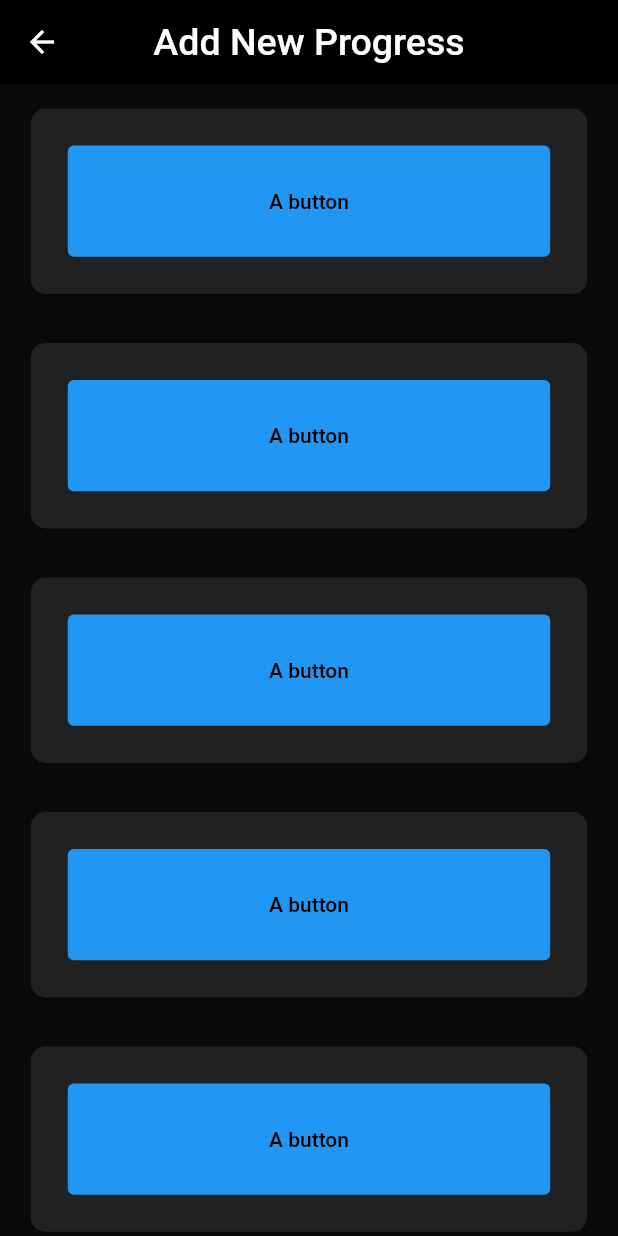
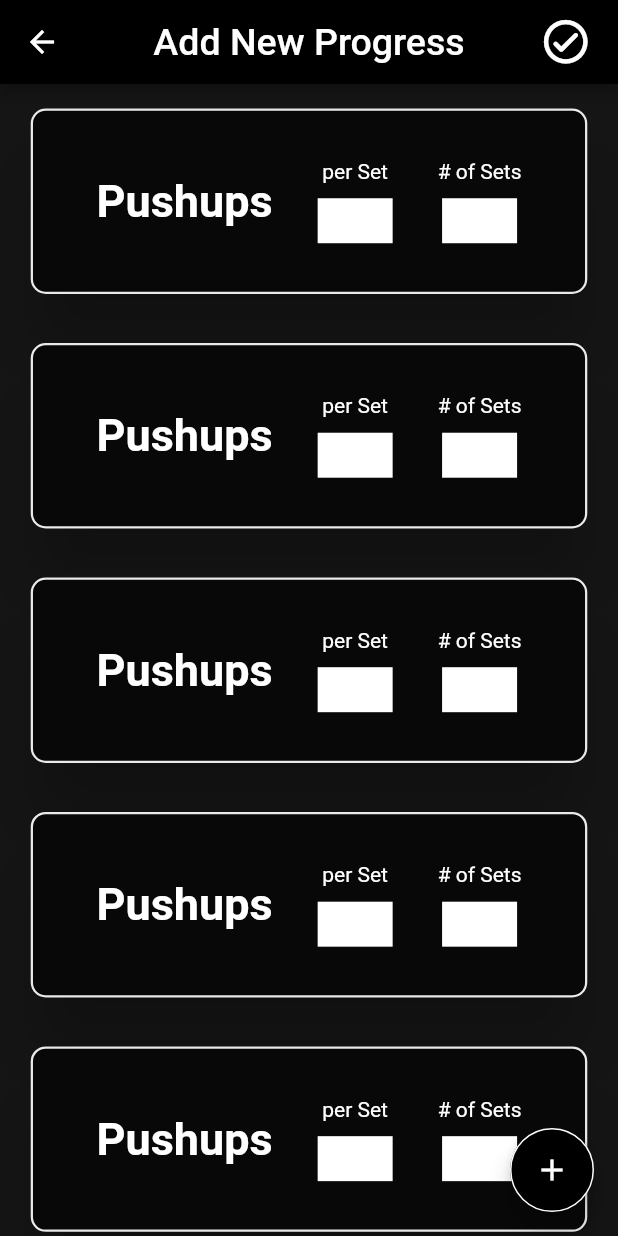
Before and after one commit to thenoisyninga/the_workout_app, a Flutter app: the screen it shows after launch, after a tap on "Add New Progress", on a phone screen of 412 x 824 dp. Run offline on Flutter 3.47's test engine with Material 2 defaults, Android fonts, the phone set to English and light mode, and no system bars; our stand-ins replace flutter_image_slideshow.

Commit message:
Designed the Add New Progress Page.

```diff
--- a/lib/main.dart
+++ b/lib/main.dart
@@ -1,6 +1,7 @@
 import 'package:flutter/material.dart';
 import 'package:the_workout_app/pages/add_new_progress.dart';
 import 'package:the_workout_app/pages/home.dart';
+import 'package:the_workout_app/pages/progress_analytics.dart';
 import 'package:the_workout_app/theme_extras/extra_colors.dart';
 
 void main() {
@@ -10,29 +11,19 @@ void main() {
 class MyApp extends StatelessWidget {
   const MyApp({Key? key}) : super(key: key);
 
-  // This widget is the root of your application.
   @override
   Widget build(BuildContext context) {
     return MaterialApp(
       title: 'The Workout App 0_0',
       theme: ThemeData(
-        // This is the theme of your application.
-        //
-        // Try running your application with "flutter run". You'll see the
-        // application has a blue toolbar. Then, without quitting the app, try
-        // changing the primarySwatch below to Colors.green and then invoke
-        // "hot reload" (press "r" in the console where you ran "flutter run",
-        // or simply save your changes to "hot reload" in a Flutter IDE).
-        // Notice that the counter didn't reset back to zero; the application
-        // is not restarted.
         primarySwatch: primaryBlack,
-        scaffoldBackgroundColor: const Color(0xFF0A0A0A),
-        // canvasColor: Colors.grey[900]
+        scaffoldBackgroundColor: const Color(0xFF151515),
       ),
       initialRoute: '/home',
       routes: {
         '/home' : (context) => const HomePage(),
-        '/add_new_progress' : (context) => const AddNewProgress()
+        '/add_new_progress' : (context) => const AddNewProgress(),
+        '/progress_analytics' : (context) => const ProgressAnalytics(),
       },
     );
   }
--- a/lib/pages/add_new_progress.dart
+++ b/lib/pages/add_new_progress.dart
@@ -11,7 +11,16 @@ class AddNewProgress extends StatelessWidget {
       return SafeArea(
         child: Scaffold(
           appBar: AppBar(
-            title: Text(
+            actions: [
+              IconButton(
+                  onPressed: () {},
+                  icon: const Icon(
+                    Icons.check_circle_outline_rounded,
+                    size: 35,
+                  )),
+              SizedBox(width: w*3),
+            ],
+            title: const Text(
               'Add New Progress',
               style: TextStyle(fontSize: 25, color: Colors.white),
             ),
@@ -20,13 +29,87 @@ class AddNewProgress extends StatelessWidget {
           body: ListView(
             scrollDirection: Axis.vertical,
             children: [
-              WorkoutCard(h: h, w: w,),
-              WorkoutCard(h: h, w: w,),
-              WorkoutCard(h: h, w: w,),
-              WorkoutCard(h: h, w: w,),
-              WorkoutCard(h: h, w: w,),
-              WorkoutCard(h: h, w: w,),
+              WorkoutCard(
+                h: h,
+                w: w,
+              ),
+              WorkoutCard(
+                h: h,
+                w: w,
+              ),
+              WorkoutCard(
+                h: h,
+                w: w,
+              ),
+              WorkoutCard(
+                h: h,
+                w: w,
+              ),
+              WorkoutCard(
+                h: h,
+                w: w,
+              ),
+              WorkoutCard(
+                h: h,
+                w: w,
+              ),
+              WorkoutCard(
+                h: h,
+                w: w,
+              ),
+              WorkoutCard(
+                h: h,
+                w: w,
+              ),
+              WorkoutCard(
+                h: h,
+                w: w,
+              ),
+              WorkoutCard(
+                h: h,
+                w: w,
+              ),
+              WorkoutCard(
+                h: h,
+                w: w,
+              ),
+              WorkoutCard(
+                h: h,
+                w: w,
+              ),
+              WorkoutCard(
+                h: h,
+                w: w,
+              ),
+              WorkoutCard(
+                h: h,
+                w: w,
+              ),
+              WorkoutCard(
+                h: h,
+                w: w,
+              ),
+              WorkoutCard(
+                h: h,
+                w: w,
+              ),
+              WorkoutCard(
+                h: h,
+                w: w,
+              ),
+              WorkoutCard(
+                h: h,
+                w: w,
+              ),
+
             ],
+          ),
+          floatingActionButton: FloatingActionButton(
+            onPressed: () {},
+            shape: const CircleBorder(
+              side: const BorderSide(color: Colors.white)
+            ),
+            child: const Icon(Icons.add)
           ),
         ),
       );
@@ -40,30 +123,78 @@ class WorkoutCard extends StatelessWidget {
 
   WorkoutCard({Key? key, required this.h, required this.w}) : super(key: key);
 
-
-
   @override
   Widget build(BuildContext context) {
     return Padding(
-      padding: EdgeInsets.fromLTRB(h*2, h*1.5, h*2, h*1.5),
+      padding: EdgeInsets.fromLTRB(h * 2, h * 1.5, h * 2, h * 1.5),
       child: Card(
-        color: Colors.grey[900],
+        elevation: 20,
+        color: const Color(0xFF090808),
         shape: RoundedRectangleBorder(
-          borderRadius: BorderRadius.circular(10)
-        ),
+            side: const BorderSide(color: Color(0xFFEAEAEA), width: 1.5),
+            borderRadius: BorderRadius.circular(10)),
         child: Container(
-          height: 15*h,
-          width:  10*w,
+          height: 15 * h,
+          width: 10 * w,
           // color: Colors.white,
           child: Padding(
-            padding: EdgeInsets.all(h*3),
-            child: TextButton(
-              style: TextButton.styleFrom(
-                fixedSize: Size(h*2, w * 5),
-                backgroundColor: Colors.blue
-              ),
-              child: Text("A button"),
-              onPressed: () {},
+            padding: EdgeInsets.all(h * 3),
+            child: Row(
+              mainAxisAlignment: MainAxisAlignment.center,
+              children: [
+                const Text(
+                  'Pushups',
+                  style: TextStyle(
+                    color: Colors.white,
+                    fontSize: 30,
+                    fontWeight: FontWeight.bold,
+                  ),
+                ),
+                const SizedBox(
+                  width: 30,
+                ),
+                Column(
+                  mainAxisAlignment: MainAxisAlignment.center,
+                  children: [
+                    const Text(
+                      'per Set',
+                      style: TextStyle(
+                        color: Colors.white,
+                      ),
+                    ),
+                    const SizedBox(
+                      height: 10,
+                    ),
+                    Container(
+                      height: 30,
+                      width: 50,
+                      color: Colors.white,
+                    ),
+                  ],
+                ),
+                const SizedBox(
+                  width: 30,
+                ),
+                Column(
+                  mainAxisAlignment: MainAxisAlignment.center,
+                  children: [
+                    const Text(
+                      '# of Sets',
+                      style: TextStyle(
+                        color: Colors.white,
+                      ),
+                    ),
+                    const SizedBox(
+                      height: 10,
+                    ),
+                    Container(
+                      height: 30,
+                      width: 50,
+                      color: Colors.white,
+                    ),
+                  ],
+                ),
+              ],
             ),
           ),
         ),
--- a/lib/pages/home.dart
+++ b/lib/pages/home.dart
@@ -18,24 +18,26 @@ class HomePage extends StatelessWidget {
               style: TextStyle(fontSize: 25, color: Colors.white),
             ),
           ),
-          body: Column(
+          body: Container(
+            alignment: Alignment.center,
+            child: Column(
               crossAxisAlignment: CrossAxisAlignment.center,
-            // mainAxisAlignment: MainAxisAlignment.center,
+              mainAxisAlignment: MainAxisAlignment.center,
               children: [
-              Container(
-                height: h*0.25,
-                color: Colors.white,
-              ),
+                // Container(
+                //   height: h*0.25,
+                //   color: Colors.white,
+                // ),
                 SizedBox(
-                height: h * 5,
+                  height: h * 3,
                 ),
                 Container(
                   color: Colors.white,
-                height: h*35,
+                  height: h*40,
                   width: w*80,
                   alignment: Alignment.center,
                   child: ImageSlideshow(
-                  height: (h*35)-4,
+                    height: (h*40)-4,
                     width: (w*80)-4,
                     children: [
                       Image.asset('assets/images/homepage_slideshow/testPhoto.png', fit: BoxFit.cover,),
@@ -51,13 +53,13 @@ class HomePage extends StatelessWidget {
                 OutlinedButton(
                     style: OutlinedButton.styleFrom(
                       fixedSize: Size(w*80, h*13),
-                    onSurface: Colors.black,
+                        backgroundColor: Colors.black,
                         side: const BorderSide(color: Colors.white, width: 2.5),
-                      shape: const RoundedRectangleBorder(
-                      borderRadius: BorderRadius.zero
+                        shape: RoundedRectangleBorder(
+                            borderRadius: BorderRadius.circular(10)
                         )
                     ),
-                  onPressed: () {print("Button 1 pressed.");},
+                    onPressed: () {Navigator.pushNamed(context, '/progress_analytics');},
                     child: const Text(
                       'Apki Purani Progress',
                       style: TextStyle(
@@ -71,10 +73,10 @@ class HomePage extends StatelessWidget {
                 OutlinedButton(
                     style: OutlinedButton.styleFrom(
                         fixedSize: Size(w*80, h*13),
-                      onSurface: Colors.black,
+                        backgroundColor: Colors.black,
                         side: const BorderSide(color: Colors.white, width: 2.5),
-                      shape: const RoundedRectangleBorder(
-                          borderRadius: BorderRadius.zero
+                        shape: RoundedRectangleBorder(
+                            borderRadius: BorderRadius.circular(10)
                         )
                     ),
                     onPressed: () {Navigator.pushNamed(context, '/add_new_progress');},
@@ -92,6 +94,7 @@ class HomePage extends StatelessWidget {
               ],
             ),
           ),
+        ),
       );
     });
   }
--- /dev/null
+++ b/lib/pages/progress_analytics.dart
@@ -0,0 +1,23 @@
+import 'package:flutter/material.dart';
+
+class ProgressAnalytics extends StatelessWidget {
+  const ProgressAnalytics({Key? key}) : super(key: key);
+
+  @override
+  Widget build(BuildContext context) {
+    return LayoutBuilder(builder: (context, constraints) {
+      final h = constraints.maxHeight / 100;
+      final w = constraints.maxWidth / 100;
+      return SafeArea(
+          child: Scaffold(
+        appBar: AppBar(
+          title: const Text(
+            "Progress Analytics",
+            style: TextStyle(color: Colors.white, fontSize: 25),
+          ),
+          centerTitle: true,
+        ),
+      ));
+    });
+  }
+}
```
Lines whose indentation alone changed are shown as unchanged.
